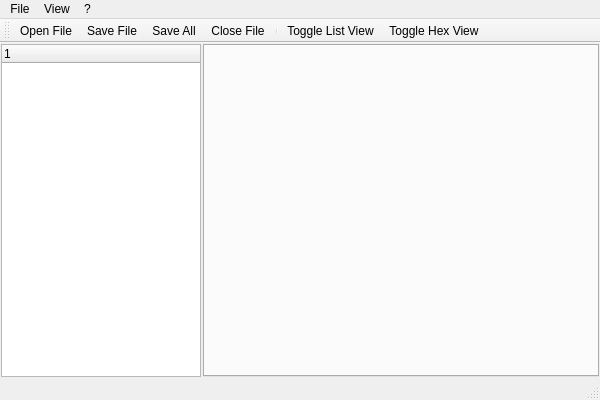
First picture: the form in PE Dissector/MainWindow.ui, repository Liftu/PE-Dissector, before the edit.
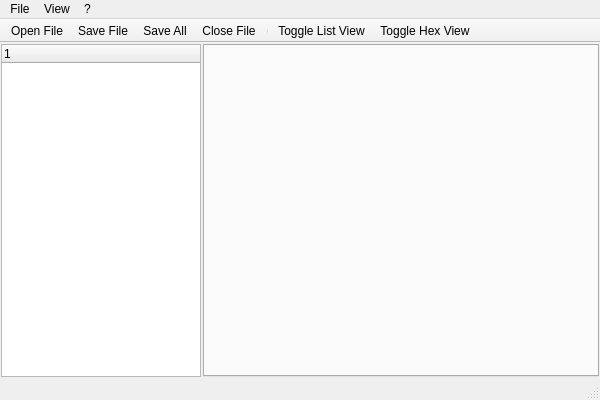
Second picture: the form after the edit. Icons and pictures are not drawn.

Commit message: [Add] open file dialog and checks

Patch:
```diff
--- a/PE Dissector/MainWindow.ui
+++ b/PE Dissector/MainWindow.ui
@@ -100,6 +100,9 @@
      <height>24</height>
     </size>
    </property>
+   <property name="movable">
+    <bool>false</bool>
+   </property>
    <attribute name="toolBarArea">
     <enum>TopToolBarArea</enum>
    </attribute>
```
Left out of the diff: 45 changed lines with no effect on the pictures. The commit also changes 2 other files.
